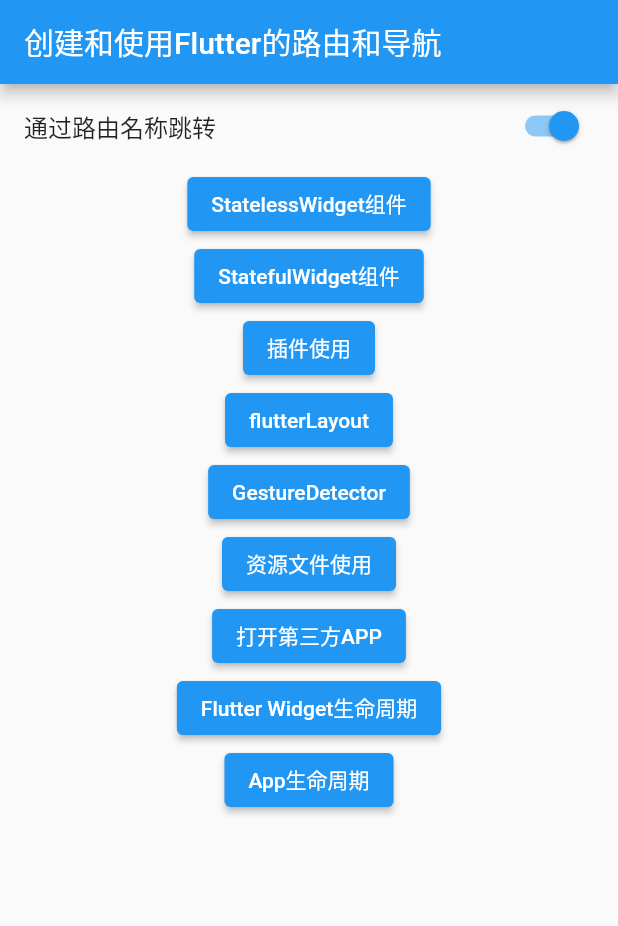
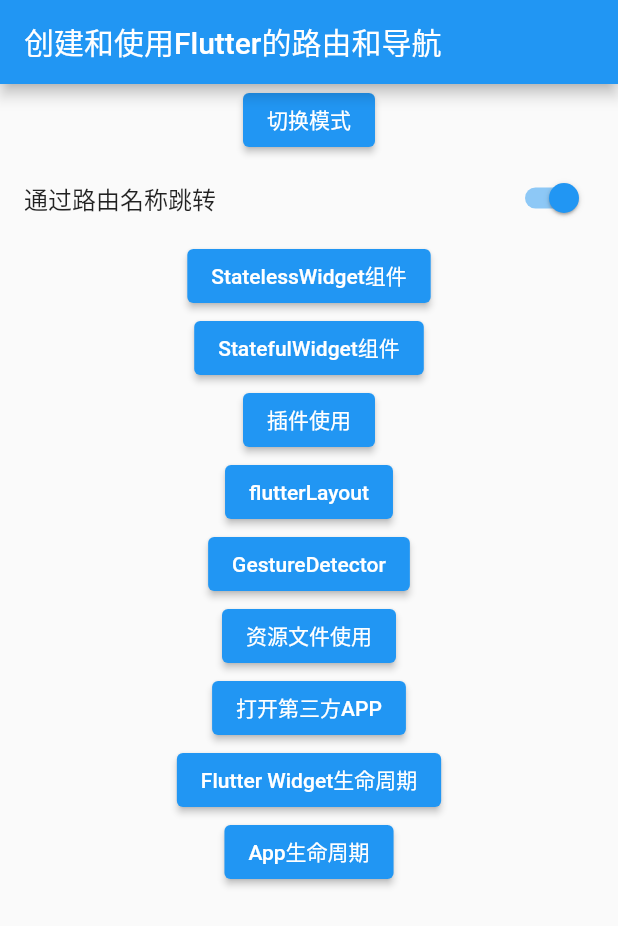
Before and after one commit to jiayuanfa/FlutterForXieCheng, a Flutter app: the screen it shows after launch, after a tap on an icon or button, on a phone screen of 412 x 824 dp. Shown: the top 926 px of the screen. Run offline on Flutter 3.47's test engine with Material 2 defaults, Android fonts, the phone set to English and light mode, and no system bars; missing offline and left inert: flutter_color_plugin.

Commit message:
Flutter 夜间模式和白天模式的切换

```diff
--- a/lib/main.dart
+++ b/lib/main.dart
@@ -13,26 +13,50 @@ import 'package:my_app/res_page.dart';
 import 'package:my_app/flutter_widget_lifecycle.dart';
 
 void main() {
-  runApp(const MyApp());
+  runApp(const DynamicTheme());
 }
 
-class MyApp extends StatelessWidget {
-  const MyApp({super.key});
+class DynamicTheme extends StatefulWidget {
+  const DynamicTheme({Key? key}) : super(key: key);
 
-  // This widget is the root of your application.
+  @override
+  State<DynamicTheme> createState() => _DynamicThemeState();
+}
+
+class _DynamicThemeState extends State<DynamicTheme> {
+// This widget is the root of your application.
+
+  Brightness _brightness = Brightness.light;
+
   @override
   Widget build(BuildContext context) {
     return MaterialApp(
       title: '创建和使用Flutter的路由和导航',
       theme: ThemeData(
+        brightness: _brightness,
         primarySwatch: Colors.blue,
       ),
       home: Scaffold(
-        appBar: AppBar(
-          title: const Text('创建和使用Flutter的路由和导航'),
-        ),
-        body: const RouteNavigator(),
-      ),
+          appBar: AppBar(
+            title: const Text('创建和使用Flutter的路由和导航'),
+          ),
+          body: Column(
+            children: <Widget>[
+              ElevatedButton(
+                  onPressed: () {
+                    setState(() {
+                      if (_brightness == Brightness.light) {
+                        _brightness = Brightness.dark;
+                      } else {
+                        _brightness = Brightness.light;
+                      }
+                    });
+                  },
+                  child: const Text('切换模式')),
+              const RouteNavigator(),
+            ],
+          )),
+
       /// 路由注册
       routes: <String, WidgetBuilder>{
         'plugin': (BuildContext context) => const PluginUse(),
@@ -44,7 +68,6 @@ class MyApp extends StatelessWidget {
         'launcher': (BuildContext context) => const LauncherPage(),
         'widgetLifecycle': (BuildContext context) => const WidgetLifecycle(),
         'appLifecycle': (BuildContext context) => const AppLifecycle(),
-
       },
     );
   }
@@ -81,7 +104,6 @@ class _RouteNavigatorState extends State<RouteNavigator> {
         _item('打开第三方APP', const LauncherPage(), 'launcher'),
         _item('Flutter Widget生命周期', const WidgetLifecycle(), 'widgetLifecycle'),
         _item('App生命周期', const AppLifecycle(), 'appLifecycle'),
-
       ],
     );
   }
```
Also changed, not shown: 1 other file.
